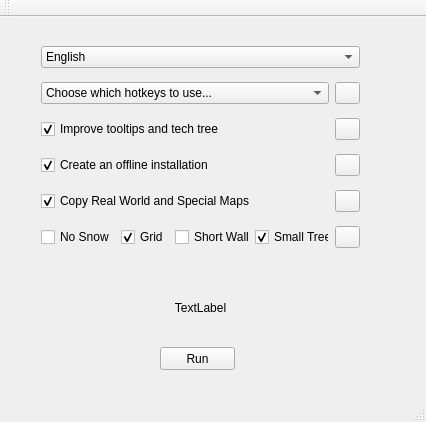
Qt form mainwindow.ui (SiegeEngineers/WololoKingdoms) before a commit.
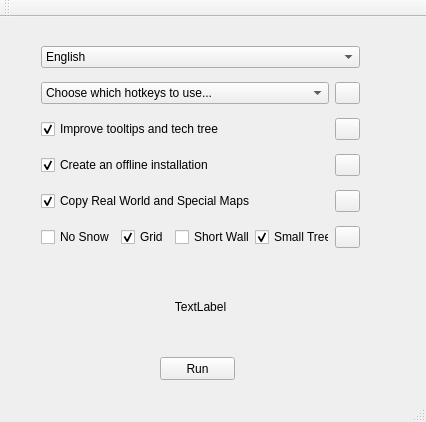
The same form after that commit.

```diff
--- a/mainwindow.ui
+++ b/mainwindow.ui
@@ -301,7 +301,7 @@
     <property name="geometry">
      <rect>
       <x>160</x>
-      <y>330</y>
+      <y>340</y>
       <width>75</width>
       <height>23</height>
      </rect>
@@ -310,21 +310,27 @@
      <string>Run</string>
     </property>
    </widget>
-   <widget class="QLabel" name="label">
+   <widget class="QWidget" name="verticalLayoutWidget">
     <property name="geometry">
      <rect>
-      <x>0</x>
-      <y>260</y>
-      <width>401</width>
-      <height>61</height>
+      <x>30</x>
+      <y>250</y>
+      <width>341</width>
+      <height>80</height>
      </rect>
     </property>
+    <layout class="QVBoxLayout" name="verticalLayout">
+     <item>
+      <widget class="QLabel" name="label">
     <property name="text">
      <string>TextLabel</string>
     </property>
     <property name="alignment">
      <set>Qt::AlignCenter</set>
     </property>
+      </widget>
+     </item>
+    </layout>
    </widget>
   </widget>
   <widget class="QToolBar" name="mainToolBar">
```
Lines whose indentation alone changed are shown as unchanged.
